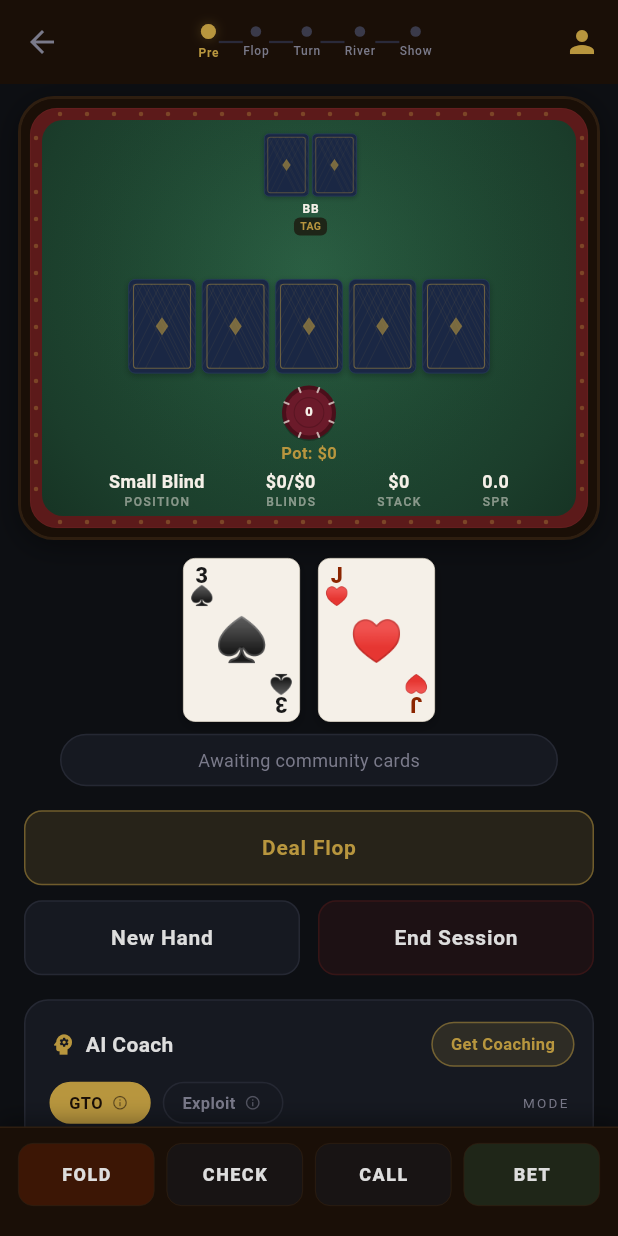
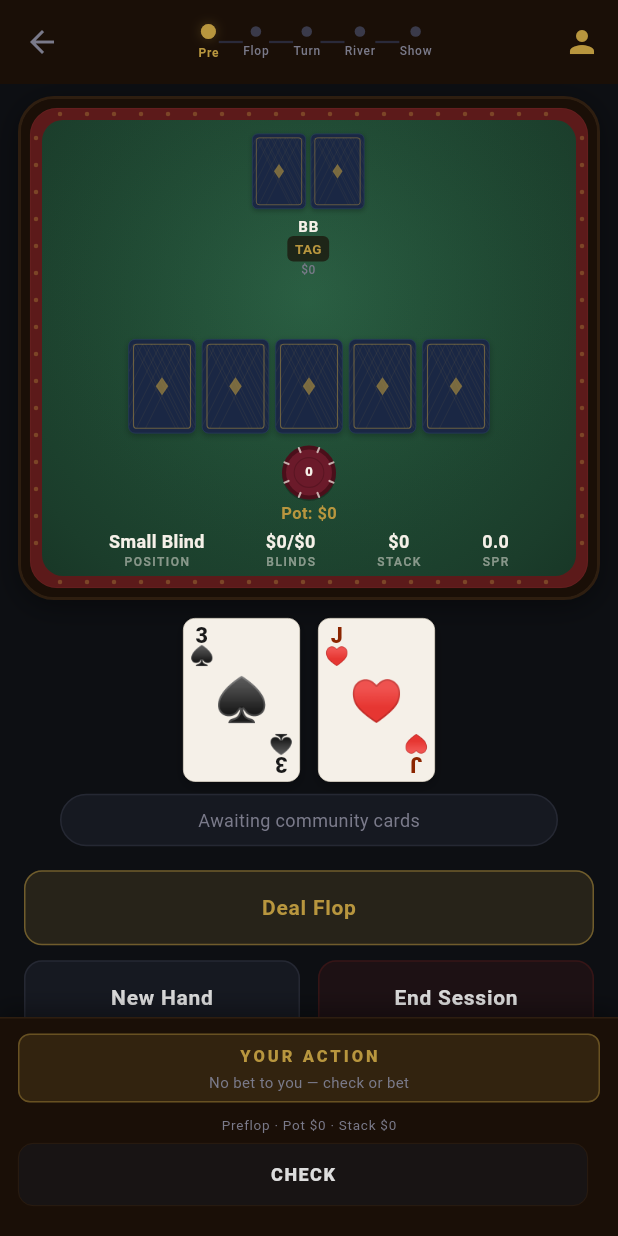
Before and after one commit to csh-1997-eng/machiavelliam_mobile, a Flutter app: the GameScreen screen opened directly with empty values, after a tap on "Deal Hand", on a phone screen of 412 x 824 dp. Run offline on Flutter 3.47's test engine with Material 3 defaults, Android fonts, the phone set to English and light mode, and no system bars; accounts and stored records are empty; network calls fail; statements that could not run were skipped.

Commit message:
refined game rule enforcement

```diff
--- a/lib/controllers/poker_game_controller.dart
+++ b/lib/controllers/poker_game_controller.dart
@@ -17,6 +17,26 @@ import '../services/session_service.dart';
 import '../services/opponent_ai.dart';
 
 enum GamePhase { preflop, flop, turn, river, showdown }
+
+class LegalActions {
+  final Set<ActionType> actions;
+  final double minBet;
+  final double maxBet;
+  final double callAmount;
+
+  const LegalActions({
+    required this.actions,
+    required this.minBet,
+    required this.maxBet,
+    required this.callAmount,
+  });
+
+  bool get canFold => actions.contains(ActionType.fold);
+  bool get canCheck => actions.contains(ActionType.check);
+  bool get canCall => actions.contains(ActionType.call);
+  bool get canBet => actions.contains(ActionType.bet);
+  bool get canRaise => actions.contains(ActionType.raise);
+}
 
 class PokerGameController {
   late Deck _deck;
@@ -55,6 +75,65 @@ class PokerGameController {
   double get pot => _pot;
   double get heroStack => _heroStack;
   double get spr => (_pot > 0) ? (_heroStack / _pot) : 0.0;
+  double get currentStreetBet => _currentStreetBet;
+  String? get showdownResult => _showdownResult;
+
+  // Showdown
+  String? _showdownResult;
+
+  /// Returns the set of legal actions the hero can take right now,
+  /// along with min/max bet sizing where applicable.
+  LegalActions getLegalActions() {
+    if (_handComplete || !_gameStarted) {
+      return LegalActions(actions: {}, minBet: 0, maxBet: 0, callAmount: 0);
+    }
+
+    final bb = _settings.bigBlind.toDouble();
+    final facingBet = _currentStreetBet > 0;
+    final actions = <ActionType>{};
+
+    // Fold is always legal when facing a bet
+    if (facingBet) actions.add(ActionType.fold);
+
+    // Check only when no bet to face
+    if (!facingBet) actions.add(ActionType.check);
+
+    // Call when facing a bet and hero has chips
+    if (facingBet && _heroStack > 0) actions.add(ActionType.call);
+
+    // Bet when no outstanding bet, raise when facing a bet
+    if (_heroStack > 0) {
+      if (facingBet) {
+        actions.add(ActionType.raise);
+      } else {
+        actions.add(ActionType.bet);
+      }
+    }
+
+    final callAmount = facingBet ? _currentStreetBet.clamp(0.0, _heroStack) : 0.0;
+    final minBet = facingBet ? (_currentStreetBet * 2).clamp(bb, _heroStack) : bb.clamp(0.0, _heroStack);
+    final maxBet = _heroStack;
+
+    return LegalActions(
+      actions: actions,
+      minBet: minBet,
+      maxBet: maxBet,
+      callAmount: callAmount,
+    );
+  }
+
+  /// Context string for the turn indicator banner.
+  String getTurnContext() {
+    if (!_gameStarted || _handComplete) return '';
+    final legal = getLegalActions();
+    if (_currentStreetBet > 0) {
+      return 'Facing \$${_currentStreetBet.toStringAsFixed(0)} bet';
+    }
+    if (legal.actions.contains(ActionType.check)) {
+      return 'No bet to you — check or bet';
+    }
+    return '';
+  }
 
   void initializeGame(GameSettings settings) {
     _settings = settings;
@@ -70,6 +149,7 @@ class PokerGameController {
     _heroStack = settings.buyIn;
     _pot = 0.0;
     _currentStreetBet = 0.0;
+    _showdownResult = null;
     _sessionFuture = _initSession();
   }
 
@@ -94,9 +174,12 @@ class PokerGameController {
     _currentHandId = null;
     _currentStreetBet = 0.0;
 
-    // Reset pot with blinds; hero posts BB by default for simplicity
+    _showdownResult = null;
+
+    // Post blinds — hero posts BB, deducted from stack
     final bb = _settings.bigBlind.toDouble();
     final sb = _settings.smallBlind.toDouble();
+    _heroStack -= bb;
     _pot = bb + sb;
     _currentStreetBet = bb;
 
@@ -120,20 +203,27 @@ class PokerGameController {
   /// Records what the player decided to do at the current phase.
   /// Updates pot/stack and resolves opponent actions via OpponentAI.
   void recordAction(ActionType action, {double? amount}) {
-    final playerAction = PlayerAction(action: action, amount: amount);
+    final legal = getLegalActions();
+    if (!legal.actions.contains(action)) return; // illegal action — ignore
+
+    // Clamp bet/raise to valid range
+    double? validAmount = amount;
+    if (action == ActionType.bet || action == ActionType.raise) {
+      validAmount = (amount ?? legal.minBet).clamp(legal.minBet, legal.maxBet);
+    }
+
+    final playerAction = PlayerAction(action: action, amount: validAmount);
     _phaseActions[_currentPhase] = playerAction;
 
-    // Update hero stack + pot based on action
-    final heroContribution = amount ?? 0.0;
     switch (action) {
       case ActionType.bet:
       case ActionType.raise:
-        _heroStack -= heroContribution;
-        _pot += heroContribution;
-        _currentStreetBet = heroContribution;
+        _heroStack -= validAmount!;
+        _pot += validAmount;
+        _currentStreetBet = validAmount;
         break;
       case ActionType.call:
-        final callAmt = _currentStreetBet.clamp(0.0, _heroStack);
+        final callAmt = legal.callAmount;
         _heroStack -= callAmt;
         _pot += callAmt;
         break;
@@ -166,7 +256,10 @@ class PokerGameController {
   void _resetStreetBet() {
     _currentStreetBet = 0.0;
     for (final opp in _opponents) {
-      if (opp.isActive) opp.lastAction = null;
+      if (opp.isActive) {
+        opp.lastAction = null;
+        opp.lastActionAmount = null;
+      }
     }
   }
 
@@ -201,10 +294,41 @@ class PokerGameController {
     if (_currentPhase != GamePhase.river) {
       throw StateError('Cannot complete hand in current phase: $_currentPhase');
     }
-    final lastBettingPhase = _currentPhase.name; // capture before updating to showdown
+    final lastBettingPhase = _currentPhase.name;
     _currentPhase = GamePhase.showdown;
     _handComplete = true;
     _finalHand = PokerHand.evaluateHand(_userHoleCards, _communityCards);
+
+    // Check if hero folded — opponents win
+    final heroFolded = _phaseActions.values.any((a) => a.action == ActionType.fold);
+    final activeOpponents = _opponents.where((o) => o.isActive).toList();
+
+    if (heroFolded) {
+      _showdownResult = 'You folded. Opponents win \$${_pot.toStringAsFixed(0)}.';
+    } else if (activeOpponents.isEmpty) {
+      // Everyone folded to hero
+      _heroStack += _pot;
+      _showdownResult = 'All opponents folded! You win \$${_pot.toStringAsFixed(0)}.';
+    } else {
+      // Simplified showdown: hero hand vs random determination for opponents
+      // Hero always has evaluated hand; opponents get a rough strength score
+      final heroStrength = getHandStrength();
+      bool heroWins = true;
+      for (final opp in activeOpponents) {
+        // Opponent "hand strength" — weighted random by archetype aggression
+        final oppStrength = _estimateOpponentStrength(opp);
+        if (oppStrength > heroStrength) {
+          heroWins = false;
+          break;
+        }
+      }
+      if (heroWins) {
+        _heroStack += _pot;
+        _showdownResult = 'You win \$${_pot.toStringAsFixed(0)} with ${_finalHand!.handName}!';
+      } else {
+        _showdownResult = 'Opponent wins. You lose \$${_pot.toStringAsFixed(0)}.';
+      }
+    }
 
     if (_currentHandId != null && _finalHand != null) {
       SessionService.completeHand(
@@ -215,6 +339,24 @@ class PokerGameController {
         phaseReached: lastBettingPhase,
       );
     }
+  }
+
+  /// Rough opponent hand strength estimate based on their archetype behavior.
+  /// Not a real hand eval — opponents don't have actual cards yet.
+  double _estimateOpponentStrength(OpponentProfile opp) {
+    final freqs = opp.archetype.freqs;
+    final aggFactor = freqs['aggFactor'] ?? 2.5;
+    final vpip = freqs['vpip'] ?? 0.22;
+
+    // Tighter players (low VPIP) who stayed in tend to have stronger hands
+    // Base strength scales inversely with VPIP — nits that stay in are dangerous
+    final tightnessBonus = (1.0 - vpip) * 40; // nit=31, maniac=8
+    final aggressionBonus = (aggFactor / 10.0) * 15; // maniac=12, nit=2
+
+    // Random variance ±20
+    final variance = (DateTime.now().microsecond % 40) - 20;
+
+    return (tightnessBonus + aggressionBonus + variance).clamp(0, 100);
   }
 
   PokerHand? getCurrentHandEvaluation() {
@@ -268,6 +410,7 @@ class PokerGameController {
     _finalHand = null;
     _phaseActions.clear();
     _currentHandId = null;
+    _showdownResult = null;
   }
 
   String getPhaseDescription() {
--- a/lib/models/opponent_profile.dart
+++ b/lib/models/opponent_profile.dart
@@ -37,6 +37,7 @@ class OpponentProfile {
   PlayerArchetype archetype;
   double stack;
   String? lastAction;
+  double? lastActionAmount;
   bool isActive;
 
   OpponentProfile({
@@ -44,6 +45,7 @@ class OpponentProfile {
     this.archetype = PlayerArchetype.tag,
     required this.stack,
     this.lastAction,
+    this.lastActionAmount,
     this.isActive = true,
   });
 
@@ -52,6 +54,7 @@ class OpponentProfile {
         'archetype': archetype.apiKey,
         'stack': stack,
         if (lastAction != null) 'lastAction': lastAction,
+        if (lastActionAmount != null) 'lastActionAmount': lastActionAmount,
         'isActive': isActive,
       };
 }
--- a/lib/screens/game_screen.dart
+++ b/lib/screens/game_screen.dart
@@ -131,6 +131,10 @@ class _GameScreenState extends State<GameScreen> with TickerProviderStateMixin {
                 _buildHeroCards(),
                 const SizedBox(height: 8),
                 _buildHandStrength(),
+                if (_gameController.showdownResult != null) ...[
+                  const SizedBox(height: 12),
+                  _buildShowdownResult(),
+                ],
                 const SizedBox(height: 16),
                 Padding(
                   padding: const EdgeInsets.symmetric(horizontal: 16),
@@ -192,17 +196,17 @@ class _GameScreenState extends State<GameScreen> with TickerProviderStateMixin {
         final count = opponents.length;
 
         return SizedBox(
-          height: 90,
+          height: 130,
           child: Stack(
             clipBehavior: Clip.none,
             children: List.generate(count, (i) {
               final angle = math.pi * (i + 1) / (count + 1);
-              final x = totalWidth / 2 + (totalWidth * 0.42) * math.cos(angle) - 30;
-              final y = 50 - 45 * math.sin(angle);
+              final x = totalWidth / 2 + (totalWidth * 0.42) * math.cos(angle) - 38;
+              final y = 60 - 55 * math.sin(angle);
 
               return Positioned(
-                left: x.clamp(0, totalWidth - 60),
-                top: y.clamp(0, 60),
+                left: x.clamp(0, totalWidth - 76),
+                top: y.clamp(0, 80),
                 child: _buildOpponentSeat(opponents[i]),
               );
             }),
@@ -210,6 +214,25 @@ class _GameScreenState extends State<GameScreen> with TickerProviderStateMixin {
         );
       },
     );
+  }
+
+  Color _actionColor(String action) {
+    switch (action) {
+      case 'fold': return kDanger;
+      case 'call': return kFeltGreen;
+      case 'raise': return kGold;
+      case 'check': return kTextSecondary;
+      default: return kTextSecondary;
+    }
+  }
+
+  String _actionLabel(OpponentProfile opp) {
+    if (opp.lastAction == null) return '';
+    final action = opp.lastAction!.toUpperCase();
+    if (opp.lastActionAmount != null && opp.lastActionAmount! > 0) {
+      return '$action \$${opp.lastActionAmount!.toStringAsFixed(0)}';
+    }
+    return action;
   }
 
   Widget _buildOpponentSeat(OpponentProfile opp) {
@@ -237,29 +260,29 @@ class _GameScreenState extends State<GameScreen> with TickerProviderStateMixin {
               children: [
                 PlayingCardWidget(
                   faceUp: isShowdown && _showdownTriggered,
-                  scale: 0.5,
+                  scale: 0.6,
                   animateFlip: _showdownTriggered,
                 ),
-                const SizedBox(width: 2),
+                const SizedBox(width: 3),
                 PlayingCardWidget(
                   faceUp: isShowdown && _showdownTriggered,
-                  scale: 0.5,
+                  scale: 0.6,
                   animateFlip: _showdownTriggered,
                 ),
               ],
             ),
-            const SizedBox(height: 3),
+            const SizedBox(height: 4),
             Text(
               opp.seatLabel,
               style: const TextStyle(
-                fontSize: 8,
+                fontSize: 10,
                 color: kParchment,
                 fontWeight: FontWeight.w600,
                 letterSpacing: 0.5,
               ),
             ),
             Container(
-              padding: const EdgeInsets.symmetric(horizontal: 4, vertical: 1),
+              padding: const EdgeInsets.symmetric(horizontal: 5, vertical: 2),
               decoration: BoxDecoration(
                 color: kWalnut.withValues(alpha: 0.7),
                 borderRadius: BorderRadius.circular(4),
@@ -267,19 +290,30 @@ class _GameScreenState extends State<GameScreen> with TickerProviderStateMixin {
               child: Text(
                 opp.archetype.label,
                 style: TextStyle(
-                  fontSize: 7,
+                  fontSize: 9,
                   color: isActive ? kGold : kTextSecondary,
                   fontWeight: FontWeight.w700,
                 ),
               ),
             ),
             if (opp.lastAction != null)
+              Padding(
+                padding: const EdgeInsets.only(top: 2),
+                child: Text(
+                  _actionLabel(opp),
+                  style: TextStyle(
+                    fontSize: 9,
+                    fontWeight: FontWeight.w800,
+                    color: _actionColor(opp.lastAction!),
+                  ),
+                ),
+              ),
             Text(
-                opp.lastAction!.toUpperCase(),
+              '\$${opp.stack.toStringAsFixed(0)}',
               style: const TextStyle(
-                  fontSize: 7,
-                  fontWeight: FontWeight.w700,
-                  color: kGold,
+                fontSize: 8,
+                color: kTextSecondary,
+                fontWeight: FontWeight.w500,
               ),
             ),
           ],
@@ -497,11 +531,48 @@ class _GameScreenState extends State<GameScreen> with TickerProviderStateMixin {
   }
 
   // ══════════════════════════════════════════════════════
+  // SHOWDOWN RESULT
+  // ══════════════════════════════════════════════════════
+
+  Widget _buildShowdownResult() {
+    final result = _gameController.showdownResult!;
+    final isWin = result.contains('You win') || result.contains('folded!');
+
+    return Padding(
+      padding: const EdgeInsets.symmetric(horizontal: 24),
+      child: Container(
+        width: double.infinity,
+        padding: const EdgeInsets.symmetric(horizontal: 16, vertical: 12),
+        decoration: BoxDecoration(
+          color: isWin ? kFeltGreen.withValues(alpha: 0.2) : kBloodRed.withValues(alpha: 0.2),
+          borderRadius: BorderRadius.circular(12),
+          border: Border.all(
+            color: isWin ? kFeltGreen.withValues(alpha: 0.5) : kBloodRed.withValues(alpha: 0.5),
+          ),
+        ),
+        child: Text(
+          result,
+          textAlign: TextAlign.center,
+          style: TextStyle(
+            fontSize: 14,
+            fontWeight: FontWeight.w700,
+            color: isWin ? kParchment : kDanger,
+          ),
+        ),
+      ),
+    );
+  }
+
+  // ══════════════════════════════════════════════════════
   // ACTION BAR — fixed bottom casino buttons
   // ══════════════════════════════════════════════════════
 
   Widget _buildActionBar() {
     final currentAction = _gameController.currentPhaseAction;
+    final legal = _gameController.getLegalActions();
+    final turnContext = _gameController.getTurnContext();
+    final phaseName = _gameController.currentPhase.name[0].toUpperCase() +
+        _gameController.currentPhase.name.substring(1);
 
     return Container(
       padding: const EdgeInsets.fromLTRB(12, 10, 12, 20),
@@ -517,6 +588,40 @@ class _GameScreenState extends State<GameScreen> with TickerProviderStateMixin {
         child: Column(
           mainAxisSize: MainAxisSize.min,
           children: [
+            // Turn indicator banner
+            if (currentAction == null) ...[
+              Container(
+                width: double.infinity,
+                padding: const EdgeInsets.symmetric(vertical: 6, horizontal: 12),
+                margin: const EdgeInsets.only(bottom: 8),
+                decoration: BoxDecoration(
+                  color: kGold.withValues(alpha: 0.15),
+                  borderRadius: BorderRadius.circular(8),
+                  border: Border.all(color: kGold.withValues(alpha: 0.4)),
+                ),
+                child: Column(
+                  children: [
+                    const Text(
+                      'YOUR ACTION',
+                      style: TextStyle(
+                        fontSize: 11,
+                        fontWeight: FontWeight.w900,
+                        color: kGold,
+                        letterSpacing: 2,
+                      ),
+                    ),
+                    if (turnContext.isNotEmpty)
+                      Padding(
+                        padding: const EdgeInsets.only(top: 2),
+                        child: Text(
+                          turnContext,
+                          style: const TextStyle(fontSize: 10, color: kTextSecondary),
+                        ),
+                      ),
+                  ],
+                ),
+              ),
+            ],
             if (currentAction != null)
               Padding(
                 padding: const EdgeInsets.only(bottom: 8),
@@ -526,15 +631,37 @@ class _GameScreenState extends State<GameScreen> with TickerProviderStateMixin {
                   style: const TextStyle(fontSize: 12, fontWeight: FontWeight.w700, color: kGold),
                 ),
               ),
+            // Phase context
+            Padding(
+              padding: const EdgeInsets.only(bottom: 6),
+              child: Text(
+                '$phaseName · Pot \$${_gameController.pot.toStringAsFixed(0)} · Stack \$${_gameController.heroStack.toStringAsFixed(0)}',
+                style: const TextStyle(fontSize: 9, color: kTextSecondary, letterSpacing: 0.5),
+              ),
+            ),
+            // Legal action buttons
             Row(
               children: [
-                _actionButton('FOLD', ActionType.fold, currentAction, kBloodRed),
-                const SizedBox(width: 8),
-                _actionButton('CHECK', ActionType.check, currentAction, null),
-                const SizedBox(width: 8),
-                _actionButton('CALL', ActionType.call, currentAction, null),
-                const SizedBox(width: 8),
-                _actionButton('BET', ActionType.bet, currentAction, kFeltGreen, isBet: true),
+                if (legal.canFold)
+                  Expanded(child: _actionButton('FOLD', ActionType.fold, currentAction, kBloodRed)),
+                if (legal.canFold) const SizedBox(width: 8),
+                if (legal.canCheck)
+                  Expanded(child: _actionButton('CHECK', ActionType.check, currentAction, null)),
+                if (legal.canCheck) const SizedBox(width: 8),
+                if (legal.canCall)
+                  Expanded(
+                    child: _actionButton(
+                      'CALL \$${legal.callAmount.toStringAsFixed(0)}',
+                      ActionType.call,
+                      currentAction,
+                      null,
+                    ),
+                  ),
+                if (legal.canCall) const SizedBox(width: 8),
+                if (legal.canBet)
+                  Expanded(child: _actionButton('BET', ActionType.bet, currentAction, kFeltGreen, isBet: true)),
+                if (legal.canRaise)
+                  Expanded(child: _actionButton('RAISE', ActionType.raise, currentAction, kFeltGreen, isBet: true)),
               ],
             ),
           ],
@@ -552,9 +679,8 @@ class _GameScreenState extends State<GameScreen> with TickerProviderStateMixin {
   }) {
     final isSelected = currentAction?.action == action;
 
-    return Expanded(
-      child: GestureDetector(
-        onTap: () => isBet ? _showBetDialog() : _recordAction(action),
+    return GestureDetector(
+      onTap: () => isBet ? _showBetDialog(isRaise: action == ActionType.raise) : _recordAction(action),
       child: AnimatedContainer(
         duration: const Duration(milliseconds: 200),
         padding: const EdgeInsets.symmetric(vertical: 12),
@@ -576,7 +702,6 @@ class _GameScreenState extends State<GameScreen> with TickerProviderStateMixin {
               fontWeight: FontWeight.w800,
               color: isSelected ? kWalnut : kTextPrimary,
               letterSpacing: 1,
-              ),
             ),
           ),
         ),
@@ -890,27 +1015,43 @@ class _GameScreenState extends State<GameScreen> with TickerProviderStateMixin {
     });
   }
 
-  void _showBetDialog() {
-    final controller = TextEditingController();
+  void _showBetDialog({bool isRaise = false}) {
+    final legal = _gameController.getLegalActions();
+    final controller = TextEditingController(text: legal.minBet.toStringAsFixed(0));
+    final actionType = isRaise ? ActionType.raise : ActionType.bet;
+    final title = isRaise ? 'Raise Amount' : 'Bet Amount';
+    final buttonLabel = isRaise ? 'Raise' : 'Bet';
+
     showDialog(
       context: context,
       builder: (ctx) => AlertDialog(
         backgroundColor: kSurface,
         shape: RoundedRectangleBorder(borderRadius: BorderRadius.circular(16)),
-        title: const Text('Bet Amount', style: TextStyle(color: kTextPrimary)),
-        content: TextField(
+        title: Text(title, style: const TextStyle(color: kTextPrimary)),
+        content: Column(
+          mainAxisSize: MainAxisSize.min,
+          crossAxisAlignment: CrossAxisAlignment.start,
+          children: [
+            Text(
+              'Min: \$${legal.minBet.toStringAsFixed(0)}  ·  Max: \$${legal.maxBet.toStringAsFixed(0)} (all-in)',
+              style: const TextStyle(fontSize: 11, color: kTextSecondary),
+            ),
+            const SizedBox(height: 12),
+            TextField(
               controller: controller,
               keyboardType: const TextInputType.numberWithOptions(decimal: true),
               style: const TextStyle(color: kTextPrimary),
               decoration: InputDecoration(
                 prefixText: '\$',
                 prefixStyle: const TextStyle(color: kGold),
-            hintText: '0',
+                hintText: legal.minBet.toStringAsFixed(0),
                 hintStyle: TextStyle(color: kTextSecondary.withValues(alpha: 0.5)),
                 enabledBorder: const UnderlineInputBorder(borderSide: BorderSide(color: kBorder)),
                 focusedBorder: const UnderlineInputBorder(borderSide: BorderSide(color: kGold)),
               ),
               autofocus: true,
+            ),
+          ],
         ),
         actions: [
           TextButton(
@@ -919,11 +1060,11 @@ class _GameScreenState extends State<GameScreen> with TickerProviderStateMixin {
           ),
           TextButton(
             onPressed: () {
-              final amount = double.tryParse(controller.text) ?? 0;
-              _recordAction(ActionType.bet, amount: amount);
+              final amount = double.tryParse(controller.text) ?? legal.minBet;
+              _recordAction(actionType, amount: amount);
               Navigator.pop(ctx);
             },
-            child: const Text('Bet', style: TextStyle(color: kGold, fontWeight: FontWeight.w700)),
+            child: Text(buttonLabel, style: const TextStyle(color: kGold, fontWeight: FontWeight.w700)),
           ),
         ],
       ),
--- a/lib/services/opponent_ai.dart
+++ b/lib/services/opponent_ai.dart
@@ -126,20 +126,23 @@ class OpponentAI {
       );
 
       opp.lastAction = result.action;
+      opp.lastActionAmount = null;
 
       switch (result.action) {
         case 'fold':
           opp.isActive = false;
           break;
         case 'call':
-          final callAmt = (result.amount ?? currentBet).clamp(0, opp.stack);
+          final callAmt = (result.amount ?? currentBet).clamp(0.0, opp.stack);
           opp.stack -= callAmt;
           updatedPot += callAmt;
+          opp.lastActionAmount = callAmt;
           break;
         case 'raise':
-          final raiseAmt = (result.amount ?? currentBet * 2).clamp(0, opp.stack);
+          final raiseAmt = (result.amount ?? currentBet * 2).clamp(0.0, opp.stack);
           opp.stack -= raiseAmt;
           updatedPot += raiseAmt;
+          opp.lastActionAmount = raiseAmt;
           break;
         case 'check':
           break;
```
Lines whose indentation alone changed are shown as unchanged.
